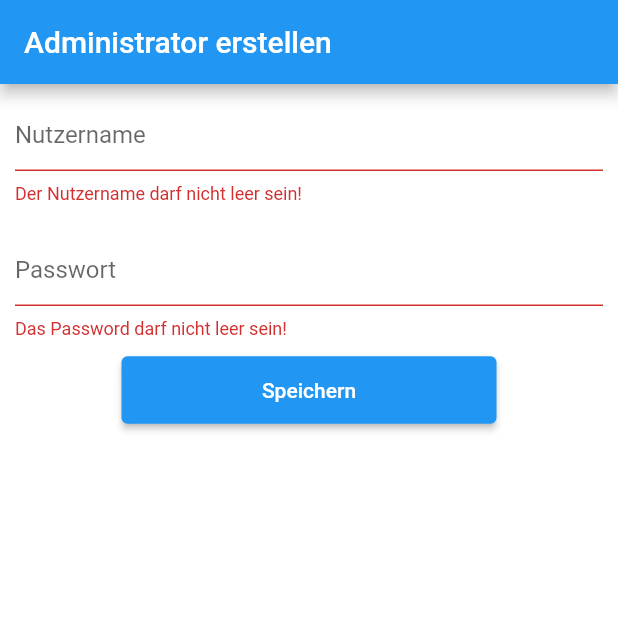
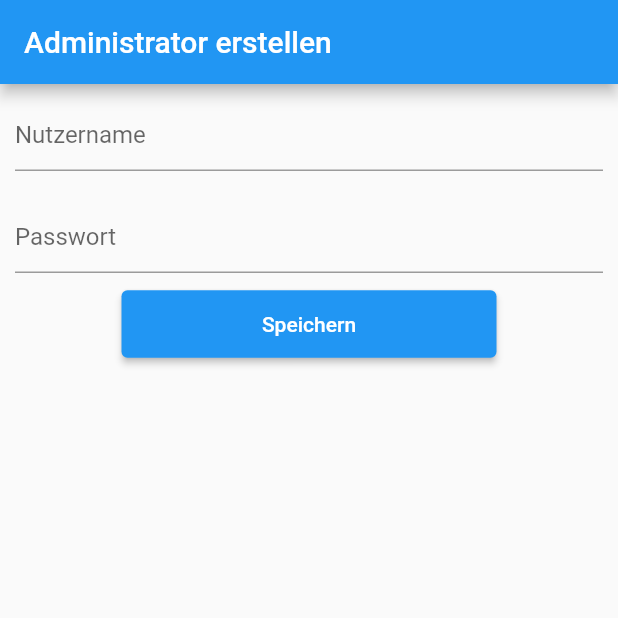
Before and after one commit to thm-mni-ii/lama, a Flutter app: the CreateAdminScreen screen opened directly, on a phone screen of 412 x 824 dp, the top half of it. Run offline on Flutter 3.47's test engine with Material 2 defaults, Android fonts, the phone set to English and light mode, and no system bars; our stand-ins replace audioplayers, bloc, bubble, equatable, flutter_bloc, flutter_markdown and 3 more; missing offline and left inert: flame; accounts and stored records are empty; project files that could hold a hidden picture were left out.

Commit message:
BugFix: Error message on join SOLVED

```diff
--- a/lama_app/lib/app/screens/create_admin_screen.dart
+++ b/lama_app/lib/app/screens/create_admin_screen.dart
@@ -21,28 +21,29 @@ class CreateAdminScreen extends StatelessWidget {
       appBar: AppBar(
         title: Text('Administrator erstellen'),
       ),
-      body: Column(
+      body: _form(context),
+    );
+  }
+
+  Widget _form(BuildContext context) {
+    var _formKey = GlobalKey<FormState>();
+    return Form(
+      key: _formKey,
+      child: Column(
         children: [
           Padding(
               padding: EdgeInsets.all(10.0),
               child: TextFormField(
-                decoration: InputDecoration(
-                    hintText: 'Nutzername', errorText: validatiorInputName()),
+                decoration: InputDecoration(hintText: 'Nutzername'),
                 validator: (String value) {
                   return validatiorInputPassword();
                 },
-                onChanged: (value) {
-                  _user.name = value;
-                  validatiorInputName();
-                },
+                onChanged: (value) => _user.name = value,
               )),
           Padding(
             padding: EdgeInsets.all(10.0),
             child: TextFormField(
-              decoration: InputDecoration(
-                hintText: 'Passwort',
-                errorText: validatiorInputPassword(),
-              ),
+              decoration: InputDecoration(hintText: 'Passwort'),
               validator: (String value) {
                 return validatiorInputPassword();
               },
@@ -53,8 +54,7 @@ class CreateAdminScreen extends StatelessWidget {
           ElevatedButton(
             style: ElevatedButton.styleFrom(minimumSize: Size(250, 45)),
             onPressed: () async {
-                if (validatiorInputName() == null &&
-                    validatiorInputPassword() == null) {
+              if (_formKey.currentState.validate()) {
                 await DatabaseProvider.db.insertUser(_user);
                 Navigator.pushReplacement(
                   context,
@@ -67,10 +67,10 @@ class CreateAdminScreen extends StatelessWidget {
                 );
               }
             },
-              child: Text('Speichern')),
+            child: Text('Speichern'),
+          ),
         ],
       ),
-      backgroundColor: Color(0xFFFFFFFF),
     );
   }
 
```
Lines whose indentation alone changed are shown as unchanged.
